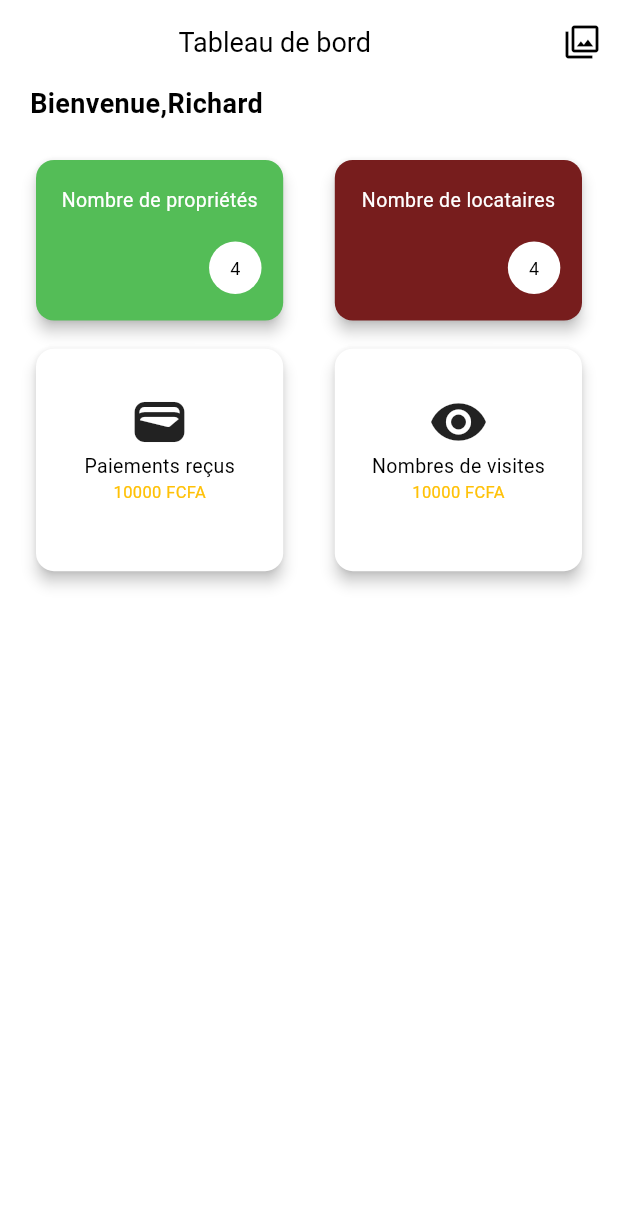
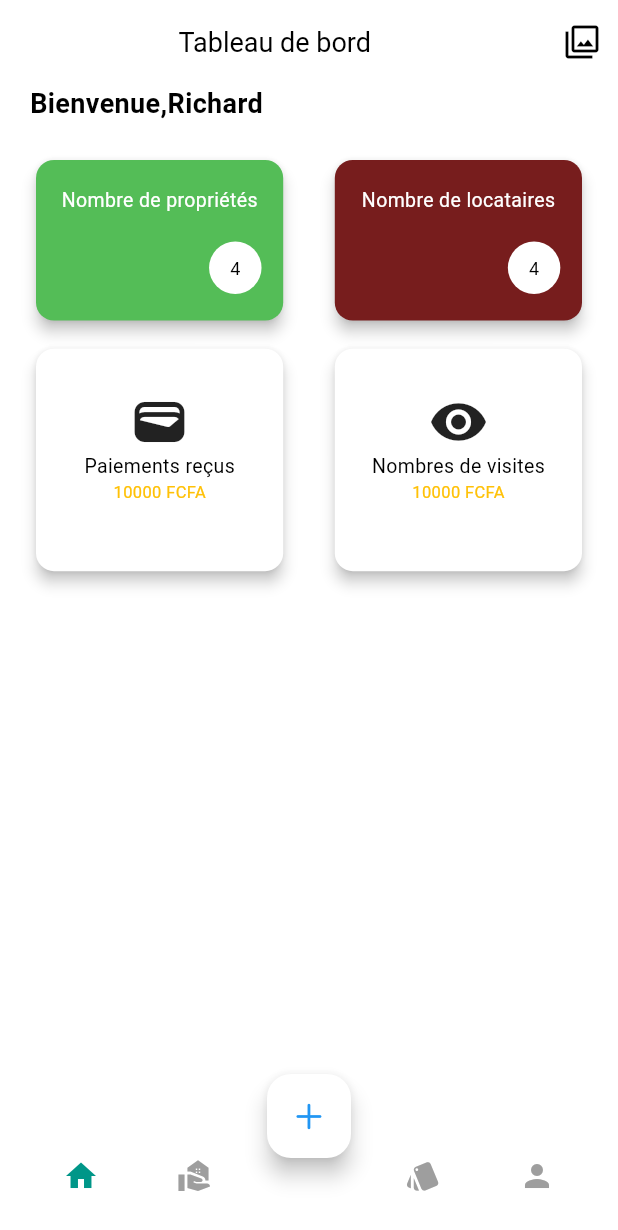
Before and after one commit to Honorine684/flutterDay05, a Flutter app: the screen it shows after launch, on a phone screen of 412 x 824 dp. Shown: the top 1230 px of the screen. Run offline on Flutter 3.47's test engine with Material 3 defaults, Android fonts, the phone set to English and light mode, and no system bars; our stand-ins replace cloud_firestore, firebase_core, image_picker; accounts and stored records are empty.

Commit message:
ajout du bottombar et debut de l'interface ui/ux des biens immobiliers

```diff
--- /dev/null
+++ b/houeto/lib/Component/BottomBar.dart
@@ -0,0 +1,120 @@
+import 'package:flutter/cupertino.dart';
+import 'package:flutter/material.dart';
+import 'package:houeto/Pages/AddLogement.dart';
+import 'package:houeto/Pages/Home.dart';
+import 'package:houeto/Pages/ShowBien.dart';
+
+class Bottombar extends StatefulWidget {
+  const Bottombar({super.key});
+
+  @override
+  State<Bottombar> createState() => _BottombarState();
+}
+
+class _BottombarState extends State<Bottombar> {
+  int selected = 0;
+  bool add = false;
+  final controller = PageController();
+
+  @override
+  void dispose() {
+    controller.dispose();
+    super.dispose();
+  }
+
+  @override
+  Widget build(BuildContext context) {
+    return Scaffold(
+      //extendBody: true, // Pour rendre la encoche du bouton flottant transparente
+
+      // Barre de navigation personnalisée
+      bottomNavigationBar: BottomAppBar(
+        shape: const CircularNotchedRectangle(), // Forme de la encoche
+        notchMargin: 8.0, // Marge de la encoche
+        child: Row(
+          mainAxisAlignment: MainAxisAlignment.spaceAround,
+          children: [
+            IconButton(
+              icon: Icon(
+                Icons.home,
+                color: selected == 0 ? Colors.teal : Colors.grey,
+              ),
+              onPressed: () {
+                setState(() {
+                  selected = 0;
+                  controller.jumpToPage(0);
+                });
+              },
+            ),
+            IconButton(
+              icon: Icon(
+                Icons.real_estate_agent,
+                color: selected == 1 ? Colors.red : Colors.grey,
+              ),
+              onPressed: () {
+                setState(() {
+                  selected = 1;
+                  controller.jumpToPage(1);
+                });
+              },
+            ),
+            const SizedBox(width: 48), // Espace pour le bouton flottant
+            IconButton(
+              icon: Icon(
+                Icons.style,
+                color: selected == 2 ? Colors.deepOrangeAccent : Colors.grey,
+              ),
+              onPressed: () {
+                setState(() {
+                  selected = 2;
+                  controller.jumpToPage(2);
+                });
+              },
+            ),
+            IconButton(
+              icon: Icon(
+                Icons.person,
+                color: selected == 3 ? Colors.deepPurple : Colors.grey,
+              ),
+              onPressed: () {
+                setState(() {
+                  selected = 3;
+                  controller.jumpToPage(3);
+                });
+              },
+            ),
+          ],
+        ),
+      ),
+
+      // Bouton flottant centré
+      floatingActionButton: FloatingActionButton(
+        onPressed: () {
+          setState(() {
+            Navigator.push(context, MaterialPageRoute(builder: (context)=> const Addlogement()));
+            //add = !add;
+          });
+        },
+        backgroundColor: Colors.white,
+        child: Icon(
+          add ? Icons.add : CupertinoIcons.add,
+          color: Colors.blue,
+        ),
+      ),
+      floatingActionButtonLocation: FloatingActionButtonLocation.centerDocked,
+
+      // Corps de la page
+      body: SafeArea(
+        child: PageView(
+          controller: controller,
+          children: const [
+            Home(),
+            Showbien(),
+            Center(child: Text('Style')),
+            Center(child: Text('Profile')),
+          ],
+        ),
+      ),
+    );
+  }
+}
--- a/houeto/lib/main.dart
+++ b/houeto/lib/main.dart
@@ -1,6 +1,6 @@
 import 'package:firebase_core/firebase_core.dart';
 import 'package:flutter/material.dart';
-import 'package:houeto/Pages/Home.dart';
+import 'package:houeto/Component/BottomBar.dart';
 import 'package:houeto/firebase_options.dart';
 
 
@@ -10,7 +10,7 @@ Future<void> main() async {
     options: DefaultFirebaseOptions.currentPlatform
   );
    runApp(MaterialApp(
-   home: Home(),
+   home: Bottombar(),
     debugShowCheckedModeBanner: false,
     theme: ThemeData(
       scaffoldBackgroundColor: Colors.white,
--- a/houeto/pubspec.yaml
+++ b/houeto/pubspec.yaml
@@ -39,6 +39,7 @@ dependencies:
   flutter_switch: ^0.3.2
   image_picker: ^1.1.2
   intl: ^0.20.2
+  stylish_bottom_bar: ^1.1.0
 
 dev_dependencies:
   flutter_test:
```
Also changed, not shown: houeto/lib/Pages/ShowBien.dart (added, +130 -0 lines), houeto/pubspec.lock.
